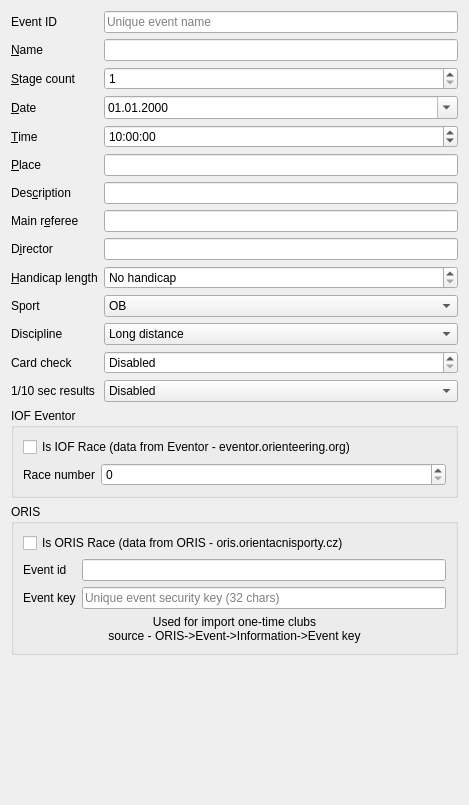
This is quickevent/app/quickevent/plugins/Event/src/eventdialogwidget.ui in arnost00/quickbox as Qt 5 draws it before an edit. The edited form follows.
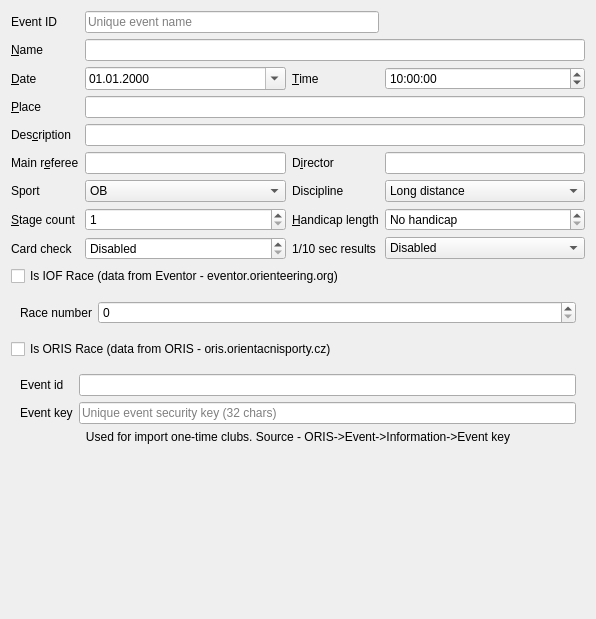
This is the edited form.

Commit message: Make event dialog shorter and wider to better fit small screens

```diff
--- a/quickevent/app/quickevent/plugins/Event/src/eventdialogwidget.ui
+++ b/quickevent/app/quickevent/plugins/Event/src/eventdialogwidget.ui
@@ -6,60 +6,18 @@
    <rect>
     <x>0</x>
     <y>0</y>
-    <width>469</width>
-    <height>805</height>
+    <width>596</width>
+    <height>619</height>
    </rect>
   </property>
   <property name="windowTitle">
    <string>Form</string>
   </property>
-  <layout class="QFormLayout" name="formLayout">
-   <item row="0" column="0">
-    <widget class="QLabel" name="label_8">
-     <property name="text">
-      <string>Event ID</string>
-     </property>
-     <property name="buddy">
-      <cstring>ed_name</cstring>
-     </property>
-    </widget>
-   </item>
-   <item row="0" column="1">
-    <widget class="QLineEdit" name="ed_eventId">
-     <property name="placeholderText">
-      <string>Unique event name</string>
-     </property>
-    </widget>
-   </item>
-   <item row="1" column="0">
-    <widget class="QLabel" name="label">
-     <property name="text">
-      <string>&amp;Name</string>
-     </property>
-     <property name="buddy">
-      <cstring>ed_name</cstring>
-     </property>
-    </widget>
-   </item>
-   <item row="1" column="1">
-    <widget class="QLineEdit" name="ed_name"/>
-   </item>
-   <item row="2" column="0">
-    <widget class="QLabel" name="label_2">
-     <property name="text">
-      <string>&amp;Stage count</string>
-     </property>
-     <property name="buddy">
-      <cstring>ed_stageCount</cstring>
-     </property>
-    </widget>
-   </item>
-   <item row="2" column="1">
-    <widget class="QSpinBox" name="ed_stageCount">
-     <property name="minimum">
-      <number>1</number>
-     </property>
-    </widget>
+  <layout class="QVBoxLayout" name="verticalLayout">
+   <item>
+    <layout class="QGridLayout" name="gridLayout">
+     <item row="6" column="3">
+      <widget class="QLineEdit" name="ed_director"/>
    </item>
    <item row="3" column="0">
     <widget class="QLabel" name="label_3">
@@ -71,27 +29,17 @@
      </property>
     </widget>
    </item>
-   <item row="3" column="1">
-    <widget class="QDateEdit" name="ed_date">
-     <property name="displayFormat">
-      <string>dd.MM.yyyy</string>
-     </property>
-     <property name="calendarPopup">
-      <bool>true</bool>
-     </property>
-    </widget>
-   </item>
-   <item row="4" column="0">
-    <widget class="QLabel" name="label_12">
+     <item row="1" column="0">
+      <widget class="QLabel" name="label">
      <property name="text">
-      <string>&amp;Time</string>
+        <string>&amp;Name</string>
      </property>
      <property name="buddy">
       <cstring>ed_date</cstring>
      </property>
     </widget>
    </item>
-   <item row="4" column="1">
+     <item row="3" column="3">
     <widget class="QTimeEdit" name="ed_time">
      <property name="displayFormat">
       <string>h:mm:ss</string>
@@ -105,7 +53,27 @@
      </property>
     </widget>
    </item>
-   <item row="5" column="0">
+     <item row="6" column="2">
+      <widget class="QLabel" name="label_7">
+       <property name="text">
+        <string>D&amp;irector</string>
+       </property>
+       <property name="buddy">
+        <cstring>ed_director</cstring>
+       </property>
+      </widget>
+     </item>
+     <item row="3" column="2">
+      <widget class="QLabel" name="label_12">
+       <property name="text">
+        <string>&amp;Time</string>
+       </property>
+       <property name="buddy">
+        <cstring>ed_date</cstring>
+       </property>
+      </widget>
+     </item>
+     <item row="4" column="0">
     <widget class="QLabel" name="label_4">
      <property name="text">
       <string>&amp;Place</string>
@@ -115,91 +83,7 @@
      </property>
     </widget>
    </item>
-   <item row="5" column="1">
-    <widget class="QLineEdit" name="ed_place"/>
-   </item>
-   <item row="6" column="0">
-    <widget class="QLabel" name="label_5">
-     <property name="text">
-      <string>Des&amp;cription</string>
-     </property>
-     <property name="buddy">
-      <cstring>ed_description</cstring>
-     </property>
-    </widget>
-   </item>
-   <item row="6" column="1">
-    <widget class="QLineEdit" name="ed_description"/>
-   </item>
-   <item row="7" column="0">
-    <widget class="QLabel" name="label_6">
-     <property name="text">
-      <string>Main r&amp;eferee</string>
-     </property>
-     <property name="buddy">
-      <cstring>ed_mainReferee</cstring>
-     </property>
-    </widget>
-   </item>
    <item row="7" column="1">
-    <widget class="QLineEdit" name="ed_mainReferee"/>
-   </item>
-   <item row="8" column="0">
-    <widget class="QLabel" name="label_7">
-     <property name="text">
-      <string>D&amp;irector</string>
-     </property>
-     <property name="buddy">
-      <cstring>ed_director</cstring>
-     </property>
-    </widget>
-   </item>
-   <item row="8" column="1">
-    <widget class="QLineEdit" name="ed_director"/>
-   </item>
-   <item row="9" column="0">
-    <widget class="QLabel" name="label_9">
-     <property name="text">
-      <string>&amp;Handicap length</string>
-     </property>
-     <property name="buddy">
-      <cstring>ed_handicapLength</cstring>
-     </property>
-    </widget>
-   </item>
-   <item row="9" column="1">
-    <widget class="QSpinBox" name="ed_handicapLength">
-     <property name="specialValueText">
-      <string>No handicap</string>
-     </property>
-     <property name="suffix">
-      <string> min</string>
-     </property>
-     <property name="minimum">
-      <number>0</number>
-     </property>
-     <property name="maximum">
-      <number>99999</number>
-     </property>
-     <property name="singleStep">
-      <number>10</number>
-     </property>
-     <property name="value">
-      <number>0</number>
-     </property>
-    </widget>
-   </item>
-   <item row="10" column="0">
-    <widget class="QLabel" name="label_11">
-     <property name="text">
-      <string>Sport</string>
-     </property>
-     <property name="buddy">
-      <cstring>ed_handicapLength</cstring>
-     </property>
-    </widget>
-   </item>
-   <item row="10" column="1">
     <widget class="QComboBox" name="cbxSportId">
      <item>
       <property name="text">
@@ -223,7 +107,40 @@
      </item>
     </widget>
    </item>
-   <item row="11" column="0">
+     <item row="6" column="1">
+      <widget class="QLineEdit" name="ed_mainReferee"/>
+     </item>
+     <item row="3" column="1">
+      <widget class="QDateEdit" name="ed_date">
+       <property name="displayFormat">
+        <string>dd.MM.yyyy</string>
+       </property>
+       <property name="calendarPopup">
+        <bool>true</bool>
+       </property>
+      </widget>
+     </item>
+     <item row="0" column="0">
+      <widget class="QLabel" name="label_8">
+       <property name="text">
+        <string>Event ID</string>
+       </property>
+       <property name="buddy">
+        <cstring>ed_name</cstring>
+       </property>
+      </widget>
+     </item>
+     <item row="6" column="0">
+      <widget class="QLabel" name="label_6">
+       <property name="text">
+        <string>Main r&amp;eferee</string>
+       </property>
+       <property name="buddy">
+        <cstring>ed_mainReferee</cstring>
+       </property>
+      </widget>
+     </item>
+     <item row="7" column="2">
     <widget class="QLabel" name="label_13">
      <property name="text">
       <string>Discipline</string>
@@ -233,7 +150,7 @@
      </property>
     </widget>
    </item>
-   <item row="11" column="1">
+     <item row="7" column="3">
     <widget class="QComboBox" name="cbxDisciplineId">
      <item>
       <property name="text">
@@ -267,7 +184,33 @@
      </item>
     </widget>
    </item>
-   <item row="12" column="0">
+     <item row="7" column="0">
+      <widget class="QLabel" name="label_11">
+       <property name="text">
+        <string>Sport</string>
+       </property>
+       <property name="buddy">
+        <cstring>ed_handicapLength</cstring>
+       </property>
+      </widget>
+     </item>
+     <item row="5" column="0">
+      <widget class="QLabel" name="label_5">
+       <property name="text">
+        <string>Des&amp;cription</string>
+       </property>
+       <property name="buddy">
+        <cstring>ed_description</cstring>
+       </property>
+      </widget>
+     </item>
+     <item row="5" column="1" colspan="3">
+      <widget class="QLineEdit" name="ed_description"/>
+     </item>
+     <item row="4" column="1" colspan="3">
+      <widget class="QLineEdit" name="ed_place"/>
+     </item>
+     <item row="9" column="0">
     <widget class="QLabel" name="label_14">
      <property name="text">
       <string>Card check</string>
@@ -277,7 +220,7 @@
      </property>
     </widget>
    </item>
-   <item row="12" column="1">
+     <item row="9" column="1">
     <widget class="QSpinBox" name="ed_cardChecCheckTimeSec">
      <property name="toolTip">
       <string>Maximal distance between card CHECK and START time</string>
@@ -299,7 +242,7 @@
      </property>
     </widget>
    </item>
-   <item row="13" column="0">
+     <item row="9" column="2">
     <widget class="QLabel" name="label_15">
      <property name="text">
       <string>1/10 sec results</string>
@@ -309,7 +252,7 @@
      </property>
     </widget>
    </item>
-   <item row="13" column="1">
+     <item row="9" column="3">
     <widget class="QComboBox" name="ed_oneTenthSecResults">
      <item>
       <property name="text">
@@ -323,11 +266,79 @@
      </item>
     </widget>
    </item>
-   <item row="14" column="0" colspan="2">
-    <widget class="QGroupBox" name="groupBox">
-     <property name="title">
-      <string>IOF Eventor</string>
-     </property>
+     <item row="8" column="2">
+      <widget class="QLabel" name="label_9">
+       <property name="text">
+        <string>&amp;Handicap length</string>
+       </property>
+       <property name="buddy">
+        <cstring>ed_handicapLength</cstring>
+       </property>
+      </widget>
+     </item>
+     <item row="8" column="3">
+      <widget class="QSpinBox" name="ed_handicapLength">
+       <property name="specialValueText">
+        <string>No handicap</string>
+       </property>
+       <property name="suffix">
+        <string> min</string>
+       </property>
+       <property name="minimum">
+        <number>0</number>
+       </property>
+       <property name="maximum">
+        <number>99999</number>
+       </property>
+       <property name="singleStep">
+        <number>10</number>
+       </property>
+       <property name="value">
+        <number>0</number>
+       </property>
+      </widget>
+     </item>
+     <item row="8" column="0">
+      <widget class="QLabel" name="label_2">
+       <property name="text">
+        <string>&amp;Stage count</string>
+       </property>
+       <property name="buddy">
+        <cstring>ed_stageCount</cstring>
+       </property>
+      </widget>
+     </item>
+     <item row="8" column="1">
+      <widget class="QSpinBox" name="ed_stageCount">
+       <property name="minimum">
+        <number>1</number>
+       </property>
+      </widget>
+     </item>
+     <item row="1" column="1" colspan="3">
+      <widget class="QLineEdit" name="ed_name"/>
+     </item>
+     <item row="0" column="1" colspan="2">
+      <widget class="QLineEdit" name="ed_eventId">
+       <property name="placeholderText">
+        <string>Unique event name</string>
+       </property>
+      </widget>
+     </item>
+    </layout>
+   </item>
+   <item>
+    <widget class="QCheckBox" name="ed_iofRace">
+     <property name="toolTip">
+      <string>IOF Eventor race - used for IOF XML exports</string>
+     </property>
+     <property name="text">
+      <string>Is IOF Race (data from Eventor - eventor.orienteering.org)</string>
+     </property>
+    </widget>
+   </item>
+   <item>
+    <widget class="QFrame" name="frameIofRace">
      <layout class="QFormLayout" name="formLayout_2">
       <item row="1" column="0">
        <widget class="QLabel" name="label_16">
@@ -343,24 +354,18 @@
         </property>
        </widget>
       </item>
-      <item row="0" column="0" colspan="2">
-       <widget class="QCheckBox" name="ed_iofRace">
-        <property name="toolTip">
-         <string>IOF Eventor race - used for IOF XML exports</string>
-        </property>
-        <property name="text">
-         <string>Is IOF Race (data from Eventor - eventor.orienteering.org)</string>
-        </property>
-       </widget>
-      </item>
      </layout>
     </widget>
    </item>
-   <item row="15" column="0" colspan="2">
-    <widget class="QGroupBox" name="groupBox_2">
-     <property name="title">
-      <string>ORIS</string>
+   <item>
+    <widget class="QCheckBox" name="ed_orisRace">
+     <property name="text">
+      <string>Is ORIS Race (data from ORIS - oris.orientacnisporty.cz)</string>
      </property>
+    </widget>
+   </item>
+   <item>
+    <widget class="QFrame" name="frameOrisRace">
      <layout class="QFormLayout" name="formLayout_3">
       <item row="2" column="0">
        <widget class="QLabel" name="label_17">
@@ -382,8 +387,7 @@
       <item row="3" column="0" colspan="2">
        <widget class="QLabel" name="label_18">
         <property name="text">
-         <string>Used for import one-time clubs
-source - ORIS-&gt;Event-&gt;Information-&gt;Event key</string>
+         <string>Used for import one-time clubs. Source - ORIS-&gt;Event-&gt;Information-&gt;Event key</string>
         </property>
         <property name="alignment">
          <set>Qt::AlignmentFlag::AlignCenter</set>
@@ -397,13 +401,6 @@
         </property>
        </widget>
       </item>
-      <item row="0" column="0" colspan="2">
-       <widget class="QCheckBox" name="ed_orisRace">
-        <property name="text">
-         <string>Is ORIS Race (data from ORIS - oris.orientacnisporty.cz)</string>
-        </property>
-       </widget>
-      </item>
       <item row="1" column="1">
        <widget class="QLineEdit" name="ed_orisImportId">
         <property name="alignment">
@@ -417,6 +414,19 @@
      </layout>
     </widget>
    </item>
+   <item>
+    <spacer name="verticalSpacer">
+     <property name="orientation">
+      <enum>Qt::Orientation::Vertical</enum>
+     </property>
+     <property name="sizeHint" stdset="0">
+      <size>
+       <width>20</width>
+       <height>0</height>
+      </size>
+     </property>
+    </spacer>
+   </item>
   </layout>
  </widget>
  <tabstops>
```
Left out of the diff: 6 changed lines with no effect on the pictures. Lines whose indentation alone changed are shown as unchanged. The commit also changes 1 other file.
